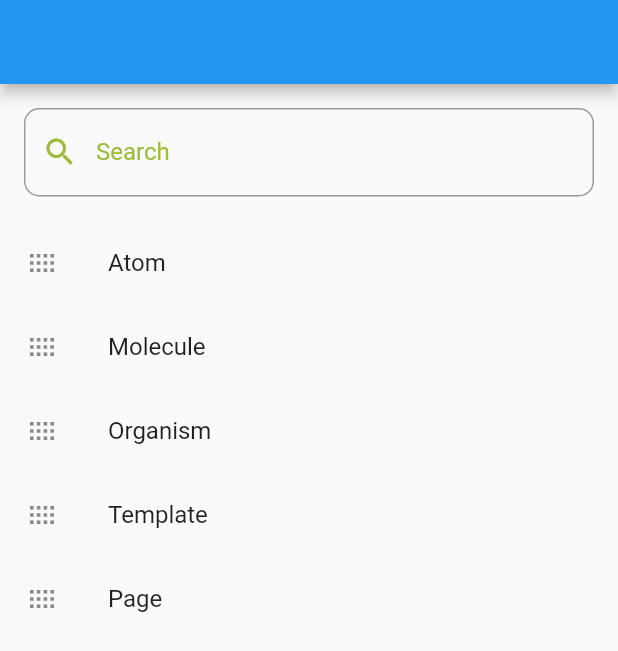
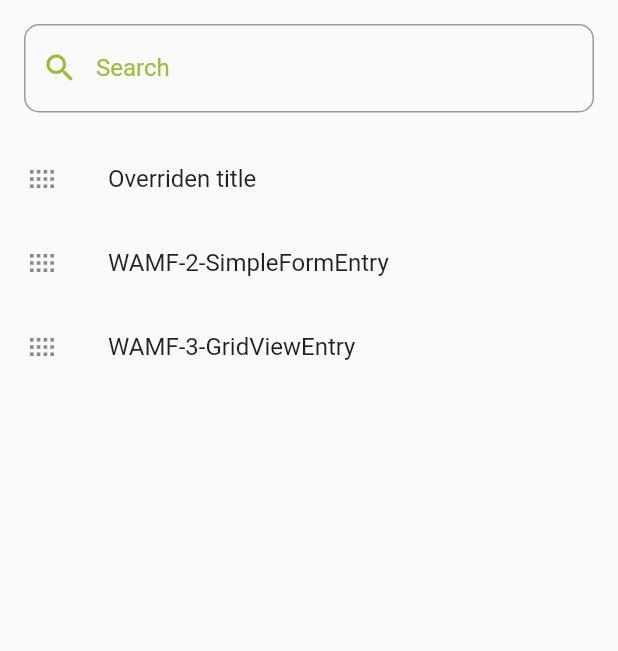
Before and after one commit to matejthetree/playground, a Flutter app: the screen it shows after launch, on a phone screen of 412 x 824 dp. Shown: the top 651 px of the screen. Run offline on Flutter 3.47's test engine with Material 2 defaults, Android fonts, the phone set to English and light mode, and no system bars; statements that could not run were skipped.

Commit message:
added issue view type

```diff
--- a/lib/src/playground/atomic_playground_view.dart
+++ b/lib/src/playground/atomic_playground_view.dart
@@ -2,26 +2,27 @@ import 'package:flutter/material.dart';
 import 'package:wamf_playground/src/playground/playground_view.dart';
 import 'package:wamf_playground/wamf_playground.dart';
 
-class AtomicPlaygroundView extends StatelessWidget {
+class AtomicPlaygroundView extends StatefulWidget {
   final List<PlaygroundEntry> entries;
 
   AtomicPlaygroundView({@required this.entries});
 
   @override
+  _AtomicPlaygroundViewState createState() => _AtomicPlaygroundViewState();
+}
+
+class _AtomicPlaygroundViewState extends State<AtomicPlaygroundView> {
+  @override
   Widget build(BuildContext context) {
-    var list = AtomicPlaygroundDatasource(entries).getAtomicList();
     return Scaffold(
-      appBar: AppBar(),
-      body: PlaygroundView(
-        widgetList: list,
-      ),
-    );
+        body: PlaygroundView(
+            widgetList:
+                AtomicPlaygroundDatasource(widget.entries).getIssueList()));
   }
 }
 
 abstract class PlaygroundEntry {
   List<AtomicPlaygroundComponent> get components;
 
-
-  String get title => this.runtimeType.toString();
+  String get title => this.runtimeType.toString().replaceAll('_', '-');
 }
--- a/lib/src/playground/data/atomic_playground.dart
+++ b/lib/src/playground/data/atomic_playground.dart
@@ -33,10 +33,9 @@ class AtomicPlaygroundComponent {
       title: title,
     );
   }
-
 }
 
-class AtomicPlaygroundDatasource implements PlaygroundDataSource {
+class AtomicPlaygroundDatasource {
   List<PlaygroundEntry> entries;
   Iterable<AtomicPlaygroundComponent> _components;
 
@@ -69,6 +68,20 @@ class AtomicPlaygroundDatasource implements PlaygroundDataSource {
     ];
   }
 
+  List<Widget> getIssueList() {
+    var list = [];
+    list = entries
+        .map((entry) => PlaygroundWidget(
+              title: entry.title,
+              child: PlaygroundView(
+                  widgetList: entry.components
+                      .map((component) => component.asPlaygroundWidget())
+                      .toList()),
+            ))
+        .toList();
+    return list;
+  }
+
   List<Widget> _generateFor(AtomicType type) => _components.where((component) {
         return component.type == type;
       }).map((component) {
--- a/lib/src/playground/data/playground_data_source.dart
+++ b/lib/src/playground/data/playground_data_source.dart
@@ -1,5 +1,5 @@
 import 'package:flutter/widgets.dart';
 
 abstract class PlaygroundDataSource {
-  List<Widget> getAtomicList();
+  List<Widget> getList();
 }
```
Also changed, not shown: pubspec.lock.
